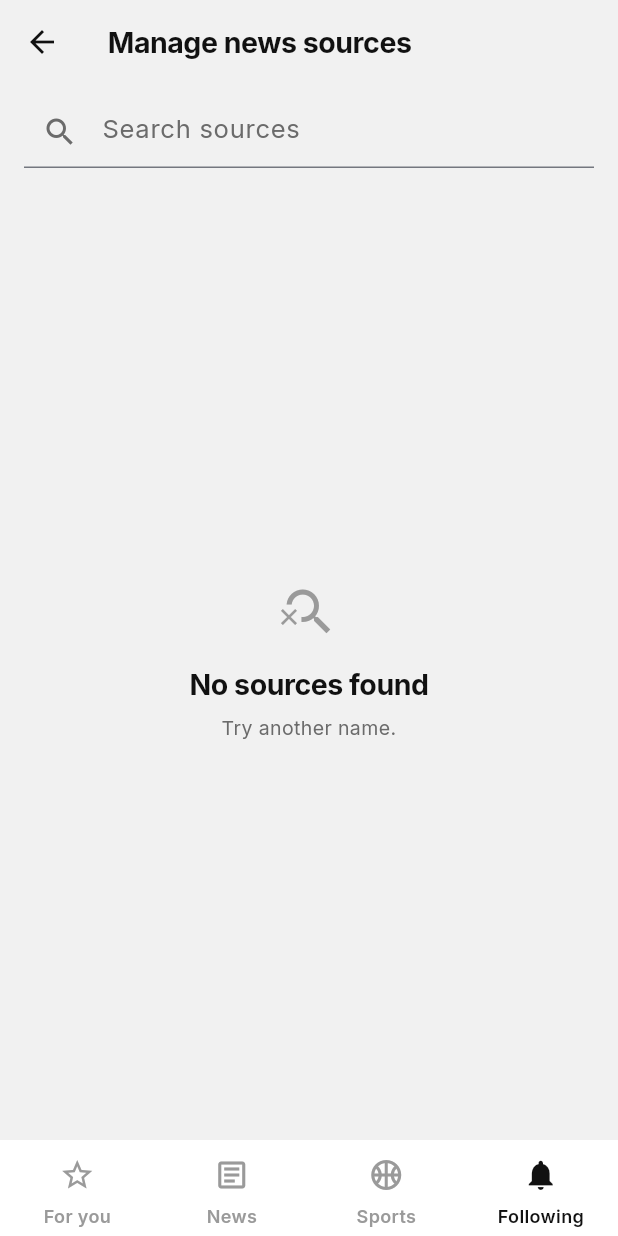
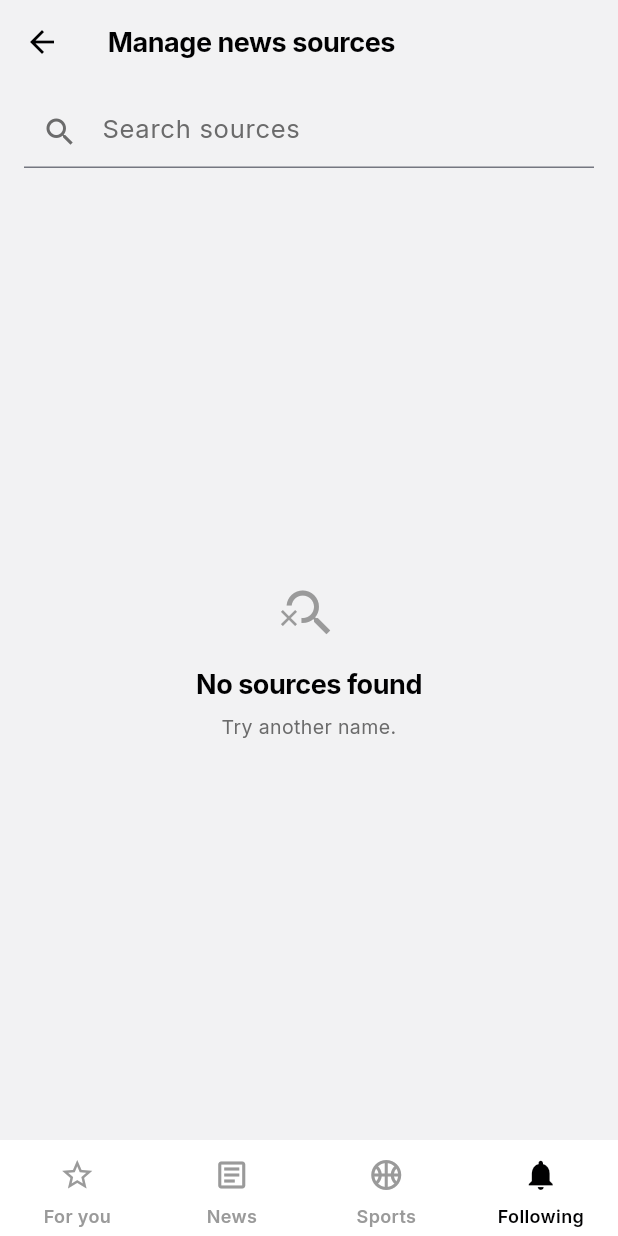
Before and after one commit to anselmeM/SLNews-App, a Flutter app: the ManageSourcesPage screen opened by its route, on a phone screen of 412 x 824 dp. Run offline on Flutter 3.47's test engine with Material 3 defaults, Android fonts, the phone set to English and light mode, and no system bars; our stand-ins replace cached_network_image, dio, firebase_core, firebase_messaging, flutter_local_notifications, flutter_riverpod and 6 more; missing offline and left inert: clerk_flutter; accounts and stored records are empty; network calls fail.

Commit message:
﻿feat(ui): apply Samsung News design measurements
Measured Samsung News 7.7.02.2 with aapt2 (resources only; no assets or code
copied) and mapped the tokens: 12dp page gutter (ref 10dp), 20dp cards, near-black
#010102 ink, #387AFF primary, 32/22/18 type scale, “AD” overline with 1.2 spacing.

Adds docs/SAMSUNG-NEWS-DESIGN-REFERENCE.md with the raw resource tokens, mapping
and provenance. Build 1.0.0+25.

```diff
--- a/lib/core/theme/app_colors.dart
+++ b/lib/core/theme/app_colors.dart
@@ -86,16 +86,16 @@ class AppColors {
 
   static const AppColors light = AppColors(
     brightness: Brightness.light,
-    canvas: Color(0xFFF1F1F1),
+    canvas: Color(0xFFF2F2F3),
     surface: Color(0xFFFFFFFF),
     surfaceMuted: Color(0xFFF4F4F4),
-    surfaceInverse: Color(0xFF111111),
-    onSurface: Color(0xFF111111),
+    surfaceInverse: Color(0xFF010102),
+    onSurface: Color(0xFF010102),
     onSurfaceVariant: Color(0xFF6B6B6B),
     onSurfaceFaint: Color(0xFF9A9A9A),
     onSurfaceInverse: Color(0xFFFFFFFF),
     divider: Color(0xFFE6E6E6),
-    primary: Color(0xFF0381FE),
+    primary: Color(0xFF387AFF),
     onPrimary: Color(0xFFFFFFFF),
     accentGradientStart: Color(0xFF2E9BF5),
     accentGradientEnd: Color(0xFF0B6FD1),
@@ -116,9 +116,9 @@ class AppColors {
     onSurface: Color(0xFFF5F5F5),
     onSurfaceVariant: Color(0xFFA6A6A6),
     onSurfaceFaint: Color(0xFF7A7A7A),
-    onSurfaceInverse: Color(0xFF111111),
+    onSurfaceInverse: Color(0xFF010102),
     divider: Color(0xFF2C2C2C),
-    primary: Color(0xFF4C9CFF),
+    primary: Color(0xFF6C9DFF),
     onPrimary: Color(0xFF06121F),
     accentGradientStart: Color(0xFF1E63B0),
     accentGradientEnd: Color(0xFF0B3F73),
--- a/lib/core/theme/app_spacing.dart
+++ b/lib/core/theme/app_spacing.dart
@@ -2,8 +2,9 @@ import 'package:flutter/widgets.dart';
 
 /// Spacing, radius and elevation tokens.
 ///
-/// The reference UI is a 4pt grid with generous 16pt page gutters, 16pt card
-/// radii and a 12pt gap between feed cards.
+/// The reference UI is a 4pt grid. Samsung News measures a 10dp side margin and
+/// 16dp inner padding; 12dp is the closest 4pt step that keeps body copy from
+/// touching the edge on phones.
 abstract final class AppSpacing {
   static const double xxs = 2;
   static const double xs = 4;
@@ -15,7 +16,7 @@ abstract final class AppSpacing {
   static const double xxxl = 32;
 
   /// Horizontal page gutter.
-  static const EdgeInsets page = EdgeInsets.symmetric(horizontal: lg);
+  static const EdgeInsets page = EdgeInsets.symmetric(horizontal: md);
 
   /// Standard card inner padding.
   static const EdgeInsets card = EdgeInsets.all(lg);
@@ -23,7 +24,7 @@ abstract final class AppSpacing {
   /// Padding for list rows inside a card group.
   static const EdgeInsets row = EdgeInsets.symmetric(
     horizontal: lg,
-    vertical: 14,
+    vertical: md,
   );
 }
 
--- a/lib/core/theme/app_typography.dart
+++ b/lib/core/theme/app_typography.dart
@@ -44,7 +44,7 @@ class AppTypography {
 
   /// Screen title, e.g. "Top stories" (34 / 700).
   TextStyle get screenTitle => _sans(
-    size: 34,
+    size: 32,
     weight: 700,
     height: 1.15,
     tracking: -0.8,
@@ -53,7 +53,7 @@ class AppTypography {
 
   /// Section header inside a screen, e.g. "Cars and Vehicles" (24 / 700).
   TextStyle get sectionTitle => _sans(
-    size: 24,
+    size: 22,
     weight: 700,
     height: 1.2,
     tracking: -0.5,
@@ -62,7 +62,7 @@ class AppTypography {
 
   /// Sub-section header, e.g. "Sports", "Locations" (19 / 700).
   TextStyle get groupTitle => _sans(
-    size: 19,
+    size: 18,
     weight: 700,
     height: 1.25,
     tracking: -0.3,
@@ -71,7 +71,7 @@ class AppTypography {
 
   /// Card headline (19 / 700).
   TextStyle get cardTitle => _sans(
-    size: 19,
+    size: 18,
     weight: 700,
     height: 1.28,
     tracking: -0.3,
--- a/lib/core/widgets/ad_card.dart
+++ b/lib/core/widgets/ad_card.dart
@@ -69,7 +69,7 @@ class AdCard extends StatelessWidget {
                       unit.headline,
                       style: context.typography.sectionTitle.copyWith(
                         color: Colors.white,
-                        fontSize: 26,
+                        fontSize: 24,
                         letterSpacing: -0.2,
                       ),
                     ),
@@ -81,7 +81,7 @@ class AdCard extends StatelessWidget {
                     Row(
                       children: <Widget>[
                         Text(
-                          'Ad',
+                          'AD',
                           style: context.typography.overline.copyWith(
                             color: const Color(0xCCFFFFFF),
                           ),
--- a/pubspec.yaml
+++ b/pubspec.yaml
@@ -3,7 +3,7 @@ description: "SLNews - Sierra Leone news aggregation app (Flutter, iOS + Android
 publish_to: 'none' # Private application; never published to pub.dev.
 
 # versionName / versionCode for Android, CFBundleShortVersionString / CFBundleVersion for iOS.
-version: 1.0.0+24
+version: 1.0.0+25
 
 environment:
   sdk: ^3.13.5
```
Also changed, not shown: 5 other files.
